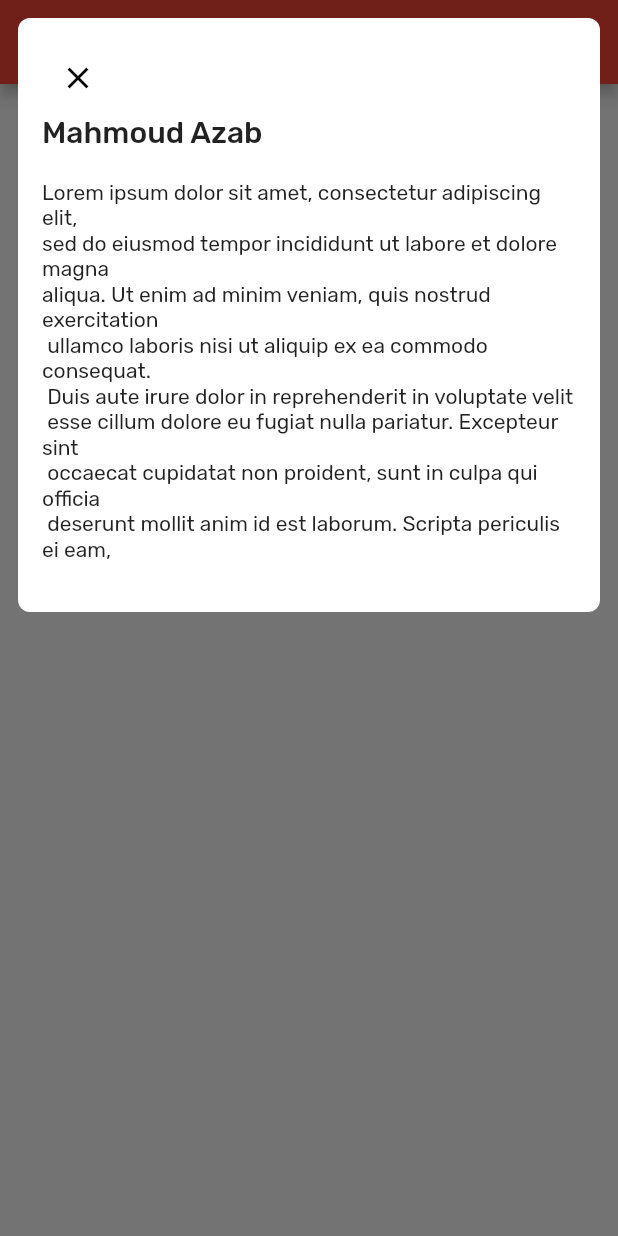
After one commit to mazab99/flutter_ui_screens, a Flutter app: the screen it shows after launch, after a tap on "About Mahmoud", on a phone screen of 412 x 824 dp. The commit adds this screen. Run offline on Flutter 3.47's test engine with Material 2 defaults, Android fonts, the phone set to English and light mode, and no system bars; our stand-ins replace carousel_slider, flutter_riverpod, google_fonts, phosphor_flutter, rxdart, sensors_plus and 1 more; missing offline and left inert: image_sequence_animator; project files that could hold a hidden picture were left out.

Commit message:
add custom_button.dart

```diff
--- a/lib/main.dart
+++ b/lib/main.dart
@@ -1,6 +1,7 @@
 import 'package:flutter/material.dart';
 import 'package:flutter/services.dart';
 import 'package:flutter_ui_screens/screens/buttons/custom%20button/example.dart';
+import 'package:flutter_ui_screens/screens/info%20dialog/custom_dialog_example.dart';
 import 'package:google_fonts/google_fonts.dart';
 import 'animations/flags/egypt_flag.dart';
 
@@ -27,7 +28,7 @@ class MyApp extends StatelessWidget {
         primarySwatch: Colors.blue,
         textTheme: GoogleFonts.rubikTextTheme(Theme.of(context).textTheme),
       ),
-      home: const CustomButtonExample(),
+      home: const CustomDialogExample(),
     );
   }
 }
--- /dev/null
+++ b/lib/screens/info dialog/custom_dialog_example.dart
@@ -0,0 +1,113 @@
+import 'package:animations/animations.dart';
+import 'package:flutter/foundation.dart';
+import 'package:flutter/material.dart';
+import 'package:flutter_ui_screens/screens/info%20dialog/custom_info_dialog.dart';
+import 'navigator_provider.dart';
+
+const String fakeText = '''
+Lorem ipsum dolor sit amet, consectetur adipiscing elit,
+sed do eiusmod tempor incididunt ut labore et dolore magna
+aliqua. Ut enim ad minim veniam, quis nostrud exercitation
+ ullamco laboris nisi ut aliquip ex ea commodo consequat.
+ Duis aute irure dolor in reprehenderit in voluptate velit
+ esse cillum dolore eu fugiat nulla pariatur. Excepteur sint
+ occaecat cupidatat non proident, sunt in culpa qui officia
+ deserunt mollit anim id est laborum. Scripta periculis ei eam,
+''';
+
+class CustomDialogExample extends StatelessWidget {
+  const CustomDialogExample({Key? key}) : super(key: key);
+
+  @override
+  Widget build(BuildContext context) {
+    return Scaffold(
+      appBar: AppBar(
+        title: const Text('Custom Dialog Screen1'),
+        backgroundColor: Colors.red,
+      ),
+      body: Column(
+        children: [
+          TextButton(
+            onPressed: () {
+              showModal(
+                context: context,
+                builder: (context) => CustomInfoDialog(
+                  alignmentCurve: Curves.easeInOutCubicEmphasized,
+                  sizeDuration: const Duration(milliseconds: 300),
+                  alignmentDuration: const Duration(milliseconds: 600),
+                  transitionDuration: const Duration(milliseconds: 300),
+                  reverseTransitionDuration: const Duration(milliseconds: 50),
+                  transitionBuilder: (child, animation) => FadeScaleTransition(
+                    animation: animation,
+                    child: child,
+                  ),
+                  defaultDecoration: BoxDecoration(
+                    color: Theme.of(context).colorScheme.surface,
+                    borderRadius: BorderRadius.circular(8.0),
+                  ),
+                  pageBuilder: CustomDialogPageBuilder(
+                    alignment: Alignment.topRight,
+                    builder: (context) => const AboutMePage(),
+                  ),
+                ),
+              );
+            },
+            child: const Center(
+              child: Text(
+                'About Mahmoud',
+                style: TextStyle(
+                  color: Colors.black54,
+                ),
+              ),
+            ),
+          ),
+        ],
+      ),
+    );
+  }
+}
+
+class AboutMePage extends StatelessWidget {
+  const AboutMePage({Key? key}) : super(key: key);
+
+  @override
+  Widget build(BuildContext context) {
+    return SizedBox(
+      width: 800,
+      child: Padding(
+        padding: const EdgeInsets.all(16.0),
+        child: Column(
+          mainAxisSize: MainAxisSize.min,
+          crossAxisAlignment: CrossAxisAlignment.start,
+          children: [
+            Row(
+              mainAxisAlignment: MainAxisAlignment.spaceBetween,
+              children: [
+                IconButton(
+                  onPressed: () {
+                    CustomDialogNavigator.of(context).close();
+                  },
+                  icon: const Icon(Icons.close),
+                  color: Theme.of(context).colorScheme.onSurface,
+                ),
+              ],
+            ),
+            Text(
+              'Mahmoud Azab',
+              style: Theme.of(context).textTheme.titleLarge,
+            ),
+            const SizedBox(height: 20),
+            GestureDetector(
+              onTap: () {
+                if (kDebugMode) {
+                  print('Hello Mahmoud');
+                }
+              },
+              child: const Text(fakeText),
+            ),
+          ],
+        ),
+      ),
+    );
+  }
+}
--- /dev/null
+++ b/lib/screens/info dialog/custom_info_dialog.dart
@@ -0,0 +1,96 @@
+import 'package:flutter/material.dart';
+
+import 'navigator_provider.dart';
+
+class CustomInfoDialog extends StatelessWidget {
+  final CustomDialogPageBuilder pageBuilder;
+  final EdgeInsetsGeometry dialogPadding;
+  final Duration alignmentDuration;
+  final Curve alignmentCurve;
+  final Duration sizeDuration;
+  final Curve sizeCurve;
+  final Duration transitionDuration;
+  final Duration reverseTransitionDuration;
+  final Curve transitionCurve;
+  final Curve reverseTransitionCurve;
+  final AnimatedSwitcherTransitionBuilder? transitionBuilder;
+  final Decoration? defaultDecoration;
+
+  const CustomInfoDialog({
+    required this.pageBuilder,
+    super.key,
+    this.dialogPadding = const EdgeInsets.all(12),
+    this.alignmentDuration = const Duration(milliseconds: 500),
+    this.alignmentCurve = const Cubic(0.2, 0, 0, 1),
+    this.sizeDuration = const Duration(milliseconds: 300),
+    this.sizeCurve = const Cubic(0.2, 0, 0, 1),
+    this.transitionBuilder,
+    this.transitionDuration = const Duration(milliseconds: 600),
+    this.reverseTransitionDuration = const Duration(milliseconds: 100),
+    this.transitionCurve = Curves.easeInOutCubicEmphasized,
+    this.reverseTransitionCurve = Curves.easeInOutCubicEmphasized,
+    this.defaultDecoration,
+  });
+
+  @override
+  Widget build(BuildContext context) {
+    return Padding(
+      padding: dialogPadding,
+      child: NavigatorProvider(
+        navigator: CustomDialogNavigator(
+          context: context,
+          pages: ValueNotifier([pageBuilder]),
+        ),
+        child: Builder(
+          builder: (context) {
+            return ValueListenableBuilder(
+              valueListenable: CustomDialogNavigator.of(context).pages,
+              builder: (context, List<CustomDialogPageBuilder> value, child) {
+                final page = value.last;
+
+                return AnimatedAlign(
+                  duration: alignmentDuration,
+                  curve: alignmentCurve,
+                  alignment: page.alignment,
+                  child: Material(
+                    borderOnForeground: false,
+                    color: Colors.transparent,
+                    child: AnimatedContainer(
+                      duration: transitionDuration,
+                      curve: transitionCurve,
+                      decoration: page.decoration ??
+                          defaultDecoration ??
+                          BoxDecoration(
+                            color: Theme.of(context).colorScheme.surface,
+                            borderRadius: BorderRadius.circular(16),
+                          ),
+                      child: AnimatedSize(
+                        duration: sizeDuration,
+                        curve: sizeCurve,
+                        reverseDuration: sizeDuration,
+                        child: AnimatedSwitcher(
+                          duration: transitionDuration,
+                          reverseDuration: reverseTransitionDuration,
+                          switchInCurve: transitionCurve,
+                          switchOutCurve: reverseTransitionCurve,
+                          transitionBuilder: transitionBuilder ??
+                              (child, animation) {
+                                return FadeTransition(
+                                  opacity: animation,
+                                  child: child,
+                                );
+                              },
+                          child: page.builder(context),
+                        ),
+                      ),
+                    ),
+                  ),
+                );
+              },
+            );
+          },
+        ),
+      ),
+    );
+  }
+}
--- /dev/null
+++ b/lib/screens/info dialog/navigator_provider.dart
@@ -0,0 +1,56 @@
+import 'package:flutter/widgets.dart';
+
+class NavigatorProvider extends InheritedWidget {
+  final CustomDialogNavigator navigator;
+
+  const NavigatorProvider({
+    required this.navigator,
+    required super.child,
+    super.key,
+  });
+
+  static NavigatorProvider of(BuildContext context) {
+    final result =
+        context.dependOnInheritedWidgetOfExactType<NavigatorProvider>();
+    assert(
+      result != null,
+      'Error No DialogNavigatorProvider found in this context',
+    );
+    return result!;
+  }
+
+  @override
+  bool updateShouldNotify(NavigatorProvider oldWidget) {
+    return navigator != oldWidget.navigator;
+  }
+}
+
+class CustomDialogNavigator {
+  final ValueNotifier<List<CustomDialogPageBuilder>> pages;
+  final BuildContext context;
+
+  const CustomDialogNavigator({
+    required this.pages,
+    required this.context,
+  });
+
+  static CustomDialogNavigator of(BuildContext context) {
+    return NavigatorProvider.of(context).navigator;
+  }
+
+  void close() {
+    Navigator.of(context).pop();
+  }
+}
+
+class CustomDialogPageBuilder {
+  final Widget Function(BuildContext context) builder;
+  final Alignment alignment;
+  final Decoration? decoration;
+
+  const CustomDialogPageBuilder({
+    required this.builder,
+    this.decoration,
+    this.alignment = Alignment.center,
+  });
+}
--- a/pubspec.yaml
+++ b/pubspec.yaml
@@ -32,6 +32,7 @@ dependencies:
   image_sequence_animator: ^2.0.0
   sensors_plus: ^3.0.0
   flutter_riverpod: ^2.3.6
+  animations: ^2.0.7
 
 dev_dependencies:
   flutter_test:
```
Also changed, not shown: pubspec.lock.
